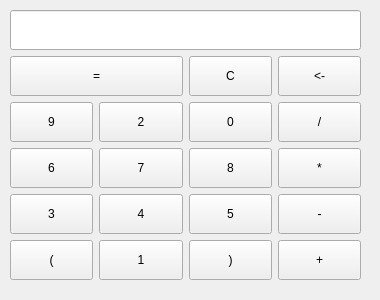
Before: the Qt Designer form widget.ui in fayedshi/MyCalculator, drawn with Qt 5.
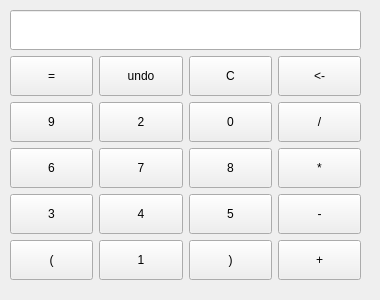
After: the same form once the commit is applied.

Commit message: add base undo feature

```diff
--- a/widget.ui
+++ b/widget.ui
@@ -309,7 +309,7 @@
       </property>
      </widget>
     </item>
-    <item row="1" column="0" colspan="2">
+    <item row="1" column="0">
      <widget class="QPushButton" name="btnEqual">
       <property name="minimumSize">
        <size>
@@ -322,6 +322,19 @@
       </property>
      </widget>
     </item>
+    <item row="1" column="1">
+     <widget class="QPushButton" name="btnUndo">
+      <property name="minimumSize">
+       <size>
+        <width>40</width>
+        <height>40</height>
+       </size>
+      </property>
+      <property name="text">
+       <string>undo</string>
+      </property>
+     </widget>
+    </item>
    </layout>
   </widget>
  </widget>
```
The commit also changes 6 other files.
